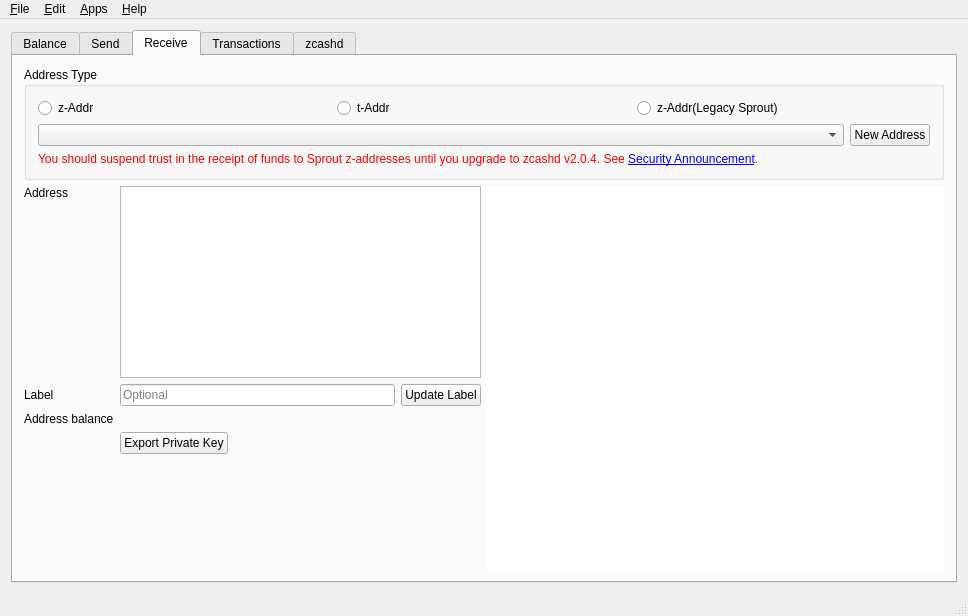
First picture: the form in src/mainwindow.ui, repository z-bitcoinz/BitcoinZ_Blue, before the edit.
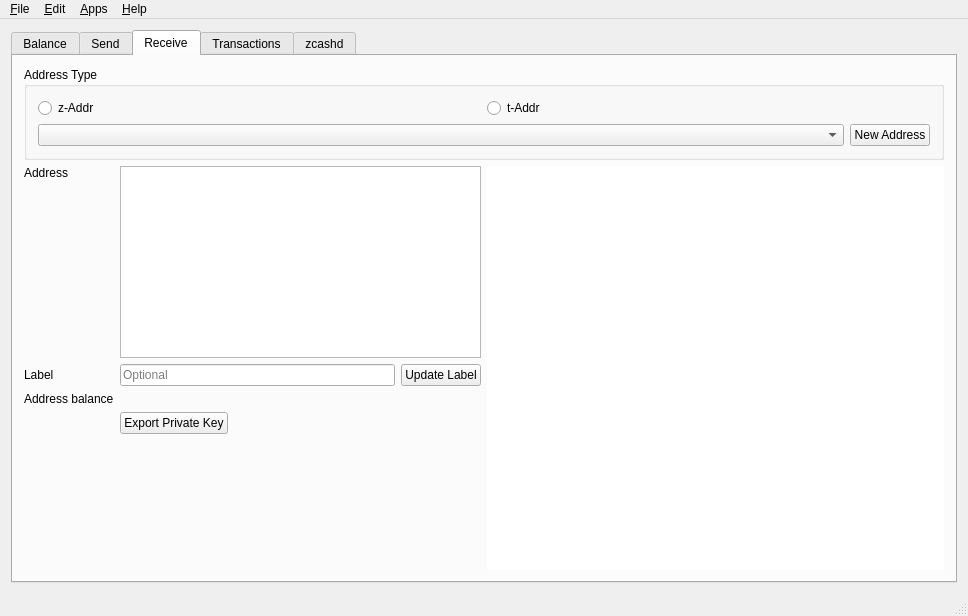
Second picture: the form after the edit. The open tabs and pages were chosen to show the change. Icons and pictures are not drawn. Custom widgets are drawn as their Qt base class.

Commit message: Remove Sprout recieving

```diff
--- a/src/mainwindow.ui
+++ b/src/mainwindow.ui
@@ -697,13 +697,6 @@
                  </property>
                 </widget>
                </item>
-               <item>
-                <widget class="QRadioButton" name="rdioZAddr">
-                 <property name="text">
-                  <string>z-Addr(Legacy Sprout)</string>
-                 </property>
-                </widget>
-               </item>
               </layout>
              </item>
              <item>
@@ -730,28 +723,6 @@
                </item>
               </layout>
              </item>
-             <item>
-              <widget class="QLabel" name="lblSproutWarning">
-               <property name="styleSheet">
-                <string notr="true">color: red;</string>
-               </property>
-               <property name="text">
-                <string>&lt;html&gt;&lt;head/&gt;&lt;body&gt;&lt;p&gt;You should suspend trust in the receipt of funds to Sprout z-addresses until you upgrade to zcashd v2.0.4. See &lt;a href=&quot;https://z.cash/support/security/announcements/security-announcement-2019-03-19/&quot;&gt;&lt;span style=&quot; text-decoration: underline; color:#0000ff;&quot;&gt;Security Announcement&lt;/span&gt;&lt;/a&gt;.&lt;/p&gt;&lt;/body&gt;&lt;/html&gt;</string>
-               </property>
-               <property name="textFormat">
-                <enum>Qt::RichText</enum>
-               </property>
-               <property name="wordWrap">
-                <bool>true</bool>
-               </property>
-               <property name="openExternalLinks">
-                <bool>true</bool>
-               </property>
-               <property name="textInteractionFlags">
-                <set>Qt::TextBrowserInteraction</set>
-               </property>
-              </widget>
-             </item>
             </layout>
            </widget>
           </item>
```
Left out of the diff: 3 changed lines with no effect on the pictures. The commit also changes 2 other files.
